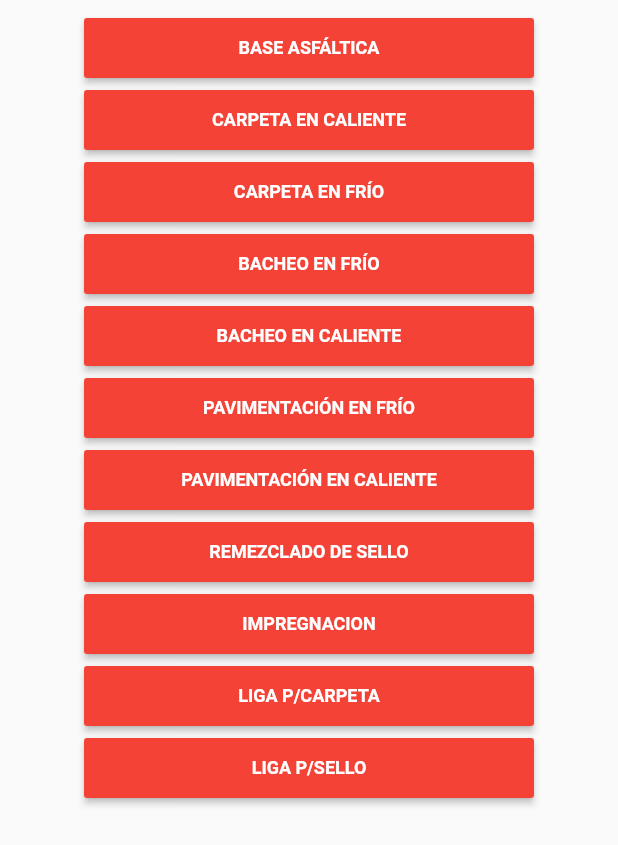
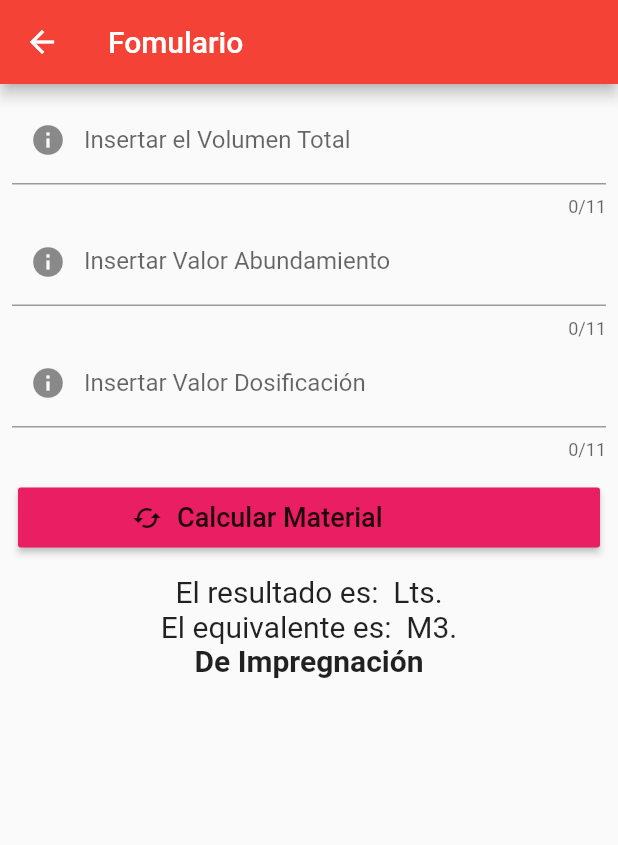
Before and after one commit to fragoso94/proyecto_codias, a Flutter app: the Calculo screen opened directly, after a tap on "IMPREGNACION", on a phone screen of 412 x 824 dp. Shown: the top 845 px of the screen. Run offline on Flutter 3.47's test engine with Material 2 defaults, Android fonts, the light colour scheme and no system bars; our stand-ins replace fluttertoast, splashscreen.

Commit message:
se agrego la funcioalidad a boton de impregnacion, se agregaron nuevos directorios

```diff
--- a/lib/Logic/Operaciones.dart
+++ b/lib/Logic/Operaciones.dart
@@ -1,18 +1,30 @@
 
 class Operaciones{
 
-  CalcularTotal(vol, abn, des){
+  CalcularTotal(vol, abn, dosi){
     double result = 0.0;
     double total = 0.0;
     double equivalente = 0.0;
     final kg = 1000;
 
     result = (vol*abn);
-    total = (result*des);
+    total = (result*dosi);
     equivalente = (total/kg);
 
     return [total, equivalente.toStringAsFixed(2)];
   }
 
+  /*CalcularBase(vol, abn, dosi){
+    double result = 0.0;
+    double total = 0.0;
+    double equivalente = 0.0;
+    final kg = 1000;
+
+    result = (vol*abn);
+    total = (result*dosi);
+    equivalente = (total/kg);
+    return [total, equivalente.toStringAsFixed(2)];
+  }*/
+
 
 }
--- a/lib/Pages/CalculoScreen.dart
+++ b/lib/Pages/CalculoScreen.dart
@@ -1,5 +1,6 @@
 import 'package:flutter/material.dart';
-import 'FormScreen.dart';
+import 'Forms/BaseAsfalticaScreen.dart';
+import 'Forms/ImpregnacionScreen.dart';
 
 class Calculo extends StatelessWidget {
   @override
@@ -92,7 +93,7 @@ class Calculo extends StatelessWidget {
                 child: RaisedButton(
                   child: Text('IMPREGNACION', style: TextStyle(fontSize: 12.0, fontWeight: FontWeight.bold, color: Colors.white),),
                   color: Colors.red,
-                  onPressed: ()=> print('sign in..'),
+                    onPressed: ()=> Navigator.push(context, MaterialPageRoute(builder: (context) => Impregnacion()),)
                 ),
               ),
               ButtonTheme(
--- a/lib/Pages/FormScreen.dart
+++ b/lib/Pages/Forms/BaseAsfalticaScreen.dart
@@ -1,6 +1,6 @@
 import 'package:flutter/material.dart';
 import 'package:fluttertoast/fluttertoast.dart';
-import '../Logic/Operaciones.dart';
+import '../../Logic/Operaciones.dart';
 
 class BaseAsfaltica extends StatefulWidget{
   _BaseAsfaltica createState() => _BaseAsfaltica();
@@ -160,7 +160,7 @@ msgToast(mensaje){
       toastLength: Toast.LENGTH_SHORT,
       gravity: ToastGravity.BOTTOM,
       timeInSecForIos: 1,
-      backgroundColor: Colors.red,
+      backgroundColor: Colors.blue,
       textColor: Colors.white,
       fontSize: 14.0
   );
--- /dev/null
+++ b/lib/Pages/Forms/ImpregnacionScreen.dart
@@ -0,0 +1,178 @@
+import 'package:flutter/material.dart';
+import 'package:fluttertoast/fluttertoast.dart';
+import '../../Logic/Operaciones.dart';
+
+class Impregnacion extends StatefulWidget{
+  _Impregnacion createState() => _Impregnacion();
+}
+
+class _Impregnacion extends State<Impregnacion>{
+  final _formKey = GlobalKey<FormState>();
+
+  TextEditingController volumenTotalCtrl = TextEditingController();
+  TextEditingController valorAbundamientoCtrl = TextEditingController();
+  TextEditingController  valorDosificadoCtrl = TextEditingController();
+  String _total = "";
+  String _equivalente = "";
+  var valores = [];
+
+  //funcion para guardar desde el boton
+  void onSubmitForm(){
+    Operaciones valor = new Operaciones();
+    //conviertiendo de tipo text a double;
+    double volumen = double.parse(volumenTotalCtrl.text);
+    double abundamiento = double.parse(valorAbundamientoCtrl.text);
+    double desificacion = double.parse(valorDosificadoCtrl.text);
+    valores = valor.CalcularTotal(volumen, abundamiento, desificacion);
+    print(valores[0]);
+    print(valores[1]);
+    setState((){
+      _total = valores[0].toString();
+      _equivalente = valores[1].toString();
+    }
+    );
+  }
+
+  @override
+  Widget build(BuildContext context) {
+    return Scaffold(
+      appBar: AppBar(
+        backgroundColor: Colors.red,
+        title: Text("Fomulario"),
+      ),
+      body: SingleChildScrollView(
+          padding: const EdgeInsets.all(8.0),
+          child: Form(
+            key: _formKey,
+            child: Column(
+              mainAxisAlignment: MainAxisAlignment.center,
+              crossAxisAlignment: CrossAxisAlignment.center,
+              children: <Widget>[
+                TextFormField(
+                  controller: volumenTotalCtrl,
+                  decoration: InputDecoration(
+                    prefixIcon: IconButton(
+                      icon: Icon(Icons.info),
+                      tooltip: 'Volumen Total',
+                      onPressed: () {
+                        alertMsg(context, "Volumen Total.");
+                      },
+                    ),
+                    labelText: "Insertar el Volumen Total",),
+                  maxLength: 11,
+                  keyboardType: TextInputType.numberWithOptions(decimal: true),
+                  validator: (value) {
+                    if (value.isEmpty) {
+                      return 'El campo volumen total es requerido.';
+                    }
+                    return null;
+                  },
+                ),
+                TextFormField(
+                  controller: valorAbundamientoCtrl,
+                  decoration: InputDecoration(
+                    prefixIcon: IconButton(
+                      icon: Icon(Icons.info),
+                      tooltip: 'Valor Abundamiento',
+                      onPressed: () {
+                        alertMsg(context, "Valor Abundamiento.");
+                      },
+                    ),
+                    labelText: "Insertar Valor Abundamiento",
+                    //border: OutlineInputBorder()
+                  ),
+                  maxLength: 11,
+                  keyboardType: TextInputType.numberWithOptions(decimal: true),
+                  validator: (value) {
+                    if (value.isEmpty) {
+                      return 'El campo Valor Abundamiento es requerido.';
+                    }
+                    return null;
+                  },
+                ),
+                TextFormField(
+                  controller: valorDosificadoCtrl,
+                  decoration: InputDecoration(
+                    prefixIcon: IconButton(
+                      icon: Icon(Icons.info),
+                      tooltip: 'Valor Dosificación',
+                      onPressed: () {
+                        alertMsg(context, "Valor Dosificación.");
+                      },
+                    ),
+                    labelText: "Insertar Valor Dosificación",),
+                  maxLength: 11,
+                  keyboardType: TextInputType.numberWithOptions(decimal: true),
+                  validator: (value) {
+                    if (value.isEmpty) {
+                      return 'El campo Valor Dosificación es requerido.';
+                    }
+                    return null;
+                  },
+                ),
+                SizedBox(height: 10.0,),
+                Padding(
+                  //padding: const EdgeInsets.symmetric(vertical: 5.0),
+                  padding: EdgeInsets.all(4.0),
+                  child: MaterialButton(
+                    minWidth: 75.0,
+                    height: 40.0,
+                    color: Colors.pink,
+                    splashColor: Colors.pinkAccent,
+                    child: Row(
+                      children: <Widget>[
+                        Container(
+                          margin: const EdgeInsets.only(left: 60.0),
+                          child: Icon(Icons.cached, size: 20.0,),
+                        ),
+                        SizedBox(width: 10.0,),
+                        Text("Calcular Material",
+                          style: TextStyle(fontSize: 18.0),
+                          overflow: TextOverflow.clip,
+                        ),
+                      ],),
+                    onPressed: (){
+                      if(_formKey.currentState.validate()){
+                        onSubmitForm();
+                        //msgToast("Calculando.");
+                      }else{
+                        msgToast("Faltan datos para procesar la petición.");
+                      }
+                    },
+                  ),
+                ),
+                SizedBox(height: 10.0,),
+                Text("El resultado es: $_total Lts.", style: TextStyle(fontSize: 20.0),),
+                Text("El equivalente es: $_equivalente M3.", style: TextStyle(fontSize: 20.0),),
+                Text("De Impregnación", style: TextStyle(fontSize: 20.0, fontWeight: FontWeight.bold),),
+              ],
+            ),
+          )
+
+      ),
+    );
+  }
+}
+
+msgToast(mensaje){
+  return Fluttertoast.showToast(
+      msg: mensaje,
+      toastLength: Toast.LENGTH_SHORT,
+      gravity: ToastGravity.BOTTOM,
+      timeInSecForIos: 1,
+      backgroundColor: Colors.blue,
+      textColor: Colors.white,
+      fontSize: 14.0
+  );
+}
+
+alertMsg(context, mensaje){
+  return showDialog(
+    context: context,
+    builder: (context) {
+      return AlertDialog(
+        content: Text(mensaje),
+      );
+    },
+  );
+}
```
